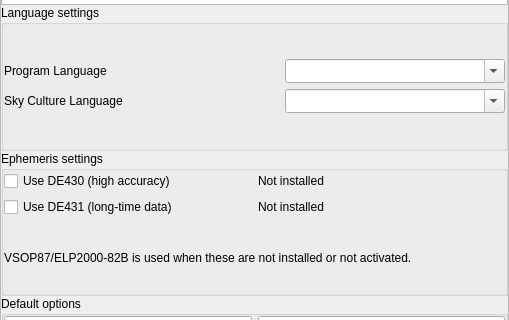
Above: src/gui/configurationDialog.ui from 519984307/stellarium_src before the change; both pictures show x 0 to 509 and y 95 to 415 of the 509 by 538 pixel window. Below: the same form after it.
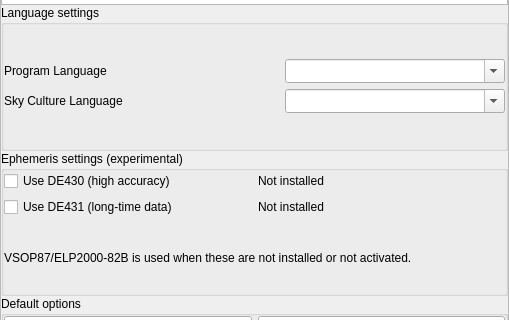
That is the form after the change. Icons and pictures are not drawn. Custom widgets are drawn as their Qt base class.

Commit message: Downgrade state of DE431 to "experimental" feature in GUI. (apparently a time argument issue, lp:1606583. Must be solved before 1.0)

```diff
--- a/src/gui/configurationDialog.ui
+++ b/src/gui/configurationDialog.ui
@@ -271,7 +271,7 @@
           <item>
            <widget class="QGroupBox" name="groupBox_EphemerisSettings">
             <property name="title">
-             <string>Ephemeris settings</string>
+             <string>Ephemeris settings (experimental)</string>
             </property>
             <layout class="QGridLayout" name="gridLayout_ephemeris">
              <property name="leftMargin">
```
Left out of the diff: 3 changed lines with no effect on the pictures.
